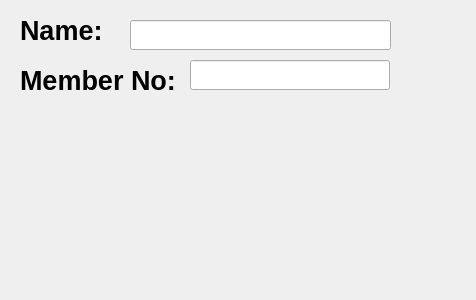
This is bulkClub/membersearch.ui in isaldana0/cs1c_proj as Qt 5 draws it before an edit. The edited form follows.
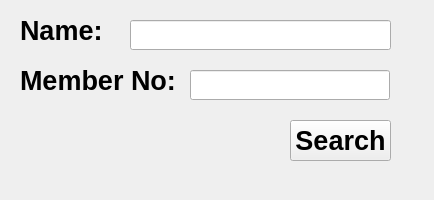
This is the edited form.

Commit message: added search button

What changed in the file:
```diff
--- a/bulkClub/membersearch.ui
+++ b/bulkClub/membersearch.ui
@@ -6,8 +6,8 @@
    <rect>
     <x>0</x>
     <y>0</y>
-    <width>476</width>
-    <height>300</height>
+    <width>434</width>
+    <height>200</height>
    </rect>
   </property>
   <property name="windowTitle">
@@ -65,12 +65,31 @@
    <property name="geometry">
     <rect>
      <x>190</x>
-     <y>60</y>
+     <y>70</y>
      <width>200</width>
      <height>30</height>
     </rect>
    </property>
   </widget>
+  <widget class="QPushButton" name="pushButton_memberSearchButton">
+   <property name="geometry">
+    <rect>
+     <x>290</x>
+     <y>120</y>
+     <width>101</width>
+     <height>41</height>
+    </rect>
+   </property>
+   <property name="font">
+    <font>
+     <pointsize>20</pointsize>
+     <bold>true</bold>
+    </font>
+   </property>
+   <property name="text">
+    <string>Search</string>
+   </property>
+  </widget>
  </widget>
  <resources/>
  <connections/>
```
